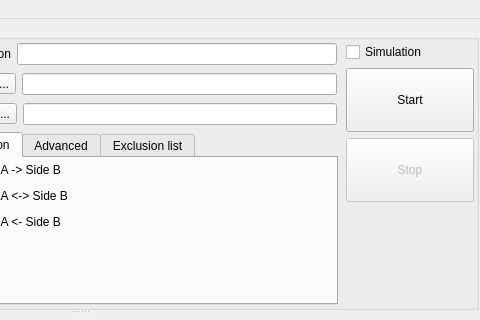
Old version of the form qfmainwindow.ui in the repository denisgottardello/BackupTo; both pictures show x 320 to 800 and y 0 to 320 of the 800 by 512 pixel window.
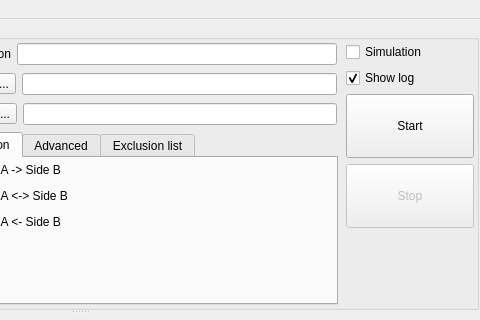
New version of the form. Icons and pictures are not drawn.

```diff
--- a/qfmainwindow.ui
+++ b/qfmainwindow.ui
@@ -531,6 +531,16 @@
              </property>
             </widget>
            </item>
+           <item>
+            <widget class="QCheckBox" name="QCBLogShow">
+             <property name="text">
+              <string>Show log</string>
+             </property>
+             <property name="checked">
+              <bool>true</bool>
+             </property>
+            </widget>
+           </item>
            <item>
             <widget class="QPushButton" name="QPBStart">
              <property name="minimumSize">
```
Left out of the diff: 27 changed lines with no effect on the pictures.
